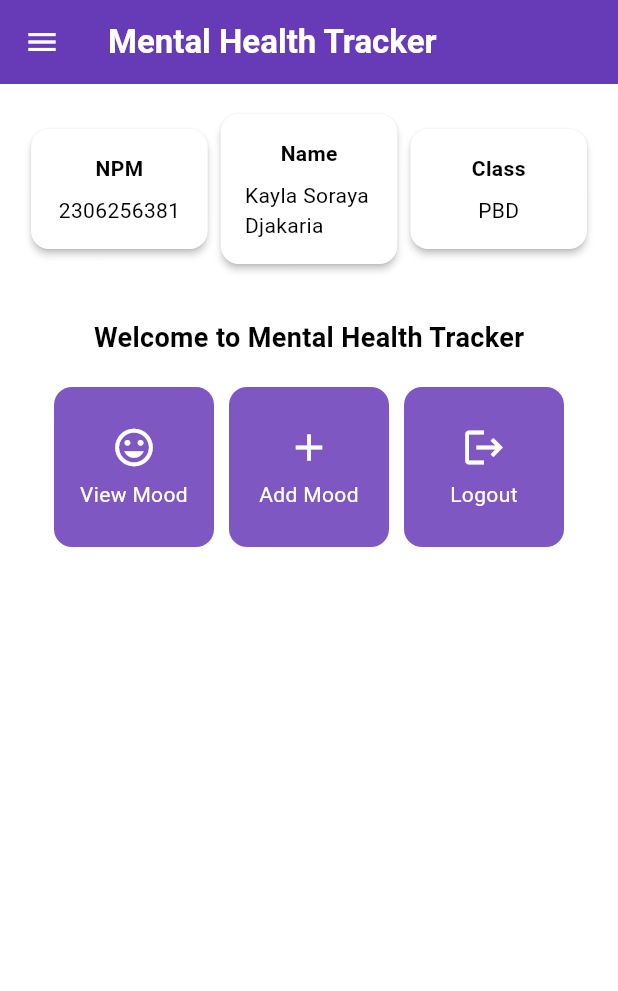
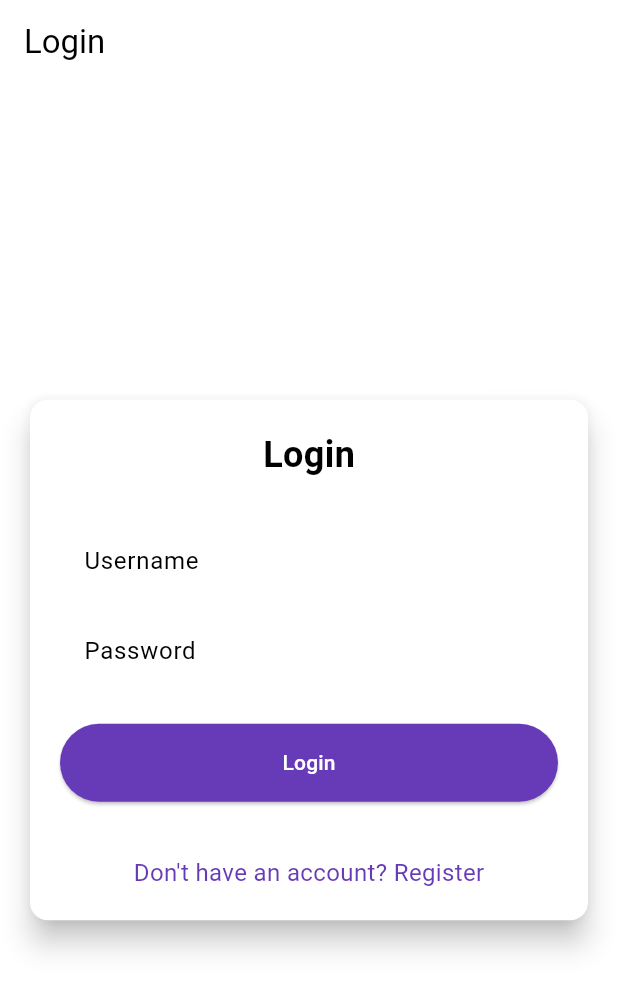
Before and after one commit to luticakep/mental-health-tracker-mobile, a Flutter app: the screen it shows after launch, on a phone screen of 412 x 824 dp. Shown: the top 991 px of the screen. Run offline on Flutter 3.47's test engine with Material 3 defaults, Android fonts, the phone set to English and light mode, and no system bars; missing offline and left inert: pbp_django_auth.

Commit message:
SELESAAI TUTORIAL 8

```diff
--- a/lib/main.dart
+++ b/lib/main.dart
@@ -1,5 +1,7 @@
+import 'package:mental_health_tracker/screens/login.dart';
+import 'package:pbp_django_auth/pbp_django_auth.dart';
 import 'package:flutter/material.dart';
-import 'package:mental_health_tracker/screens/menu.dart';
+import 'package:provider/provider.dart';
 
 void main() {
   runApp(const MyApp());
@@ -8,33 +10,23 @@ void main() {
 class MyApp extends StatelessWidget {
   const MyApp({super.key});
 
-  // This widget is the root of your application.
   @override
   Widget build(BuildContext context) {
-    return MaterialApp(
-      title: 'Flutter Demo',
-      theme: ThemeData(
-        // This is the theme of your application.
-        //
-        // TRY THIS: Try running your application with "flutter run". You'll see
-        // the application has a purple toolbar. Then, without quitting the app,
-        // try changing the seedColor in the colorScheme below to Colors.green
-        // and then invoke "hot reload" (save your changes or press the "hot
-        // reload" button in a Flutter-supported IDE, or press "r" if you used
-        // the command line to start the app).
-        //
-        // Notice that the counter didn't reset back to zero; the application
-        // state is not lost during the reload. To reset the state, use hot
-        // restart instead.
-        //
-        // This works for code too, not just values: Most code changes can be
-        // tested with just a hot reload.
-        colorScheme: ColorScheme.fromSwatch(
-          primarySwatch: Colors.deepPurple,
-        ).copyWith(secondary: Colors.deepPurple[400]),
-        useMaterial3: true,
+    return Provider(
+      create: (_) {
+        CookieRequest request = CookieRequest();
+        return request;
+      },
+      child: MaterialApp(
+        title: 'Mental Health Tracker',
+        theme: ThemeData(
+          useMaterial3: true,
+          colorScheme: ColorScheme.fromSwatch(
+            primarySwatch: Colors.deepPurple,
+          ).copyWith(secondary: Colors.deepPurple[400]),
+        ),
+        home: const LoginPage(),
       ),
-      home: MyHomePage(),
     );
   }
 }
--- /dev/null
+++ b/lib/screens/login.dart
@@ -0,0 +1,177 @@
+import 'package:mental_health_tracker/screens/menu.dart';
+import 'package:flutter/material.dart';
+import 'package:mental_health_tracker/screens/register.dart';
+import 'package:pbp_django_auth/pbp_django_auth.dart';
+import 'package:provider/provider.dart';
+
+void main() {
+  runApp(const LoginApp());
+}
+
+class LoginApp extends StatelessWidget {
+  const LoginApp({super.key});
+
+  @override
+  Widget build(BuildContext context) {
+    return MaterialApp(
+      title: 'Login',
+      theme: ThemeData(
+        useMaterial3: true,
+        colorScheme: ColorScheme.fromSwatch(
+          primarySwatch: Colors.deepPurple,
+        ).copyWith(secondary: Colors.deepPurple[400]),
+      ),
+      home: const LoginPage(),
+    );
+  }
+}
+
+class LoginPage extends StatefulWidget {
+  const LoginPage({super.key});
+
+  @override
+  State<LoginPage> createState() => _LoginPageState();
+}
+
+class _LoginPageState extends State<LoginPage> {
+  final TextEditingController _usernameController = TextEditingController();
+  final TextEditingController _passwordController = TextEditingController();
+
+  @override
+  Widget build(BuildContext context) {
+    final request = context.watch<CookieRequest>();
+
+    return Scaffold(
+      appBar: AppBar(
+        title: const Text('Login'),
+      ),
+      body: Center(
+        child: SingleChildScrollView(
+          padding: const EdgeInsets.all(16.0),
+          child: Card(
+            elevation: 8,
+            shape: RoundedRectangleBorder(
+              borderRadius: BorderRadius.circular(12.0),
+            ),
+            child: Padding(
+              padding: const EdgeInsets.all(20.0),
+              child: Column(
+                mainAxisSize: MainAxisSize.min,
+                children: [
+                  const Text(
+                    'Login',
+                    style: TextStyle(
+                      fontSize: 24.0,
+                      fontWeight: FontWeight.bold,
+                    ),
+                  ),
+                  const SizedBox(height: 30.0),
+                  TextField(
+                    controller: _usernameController,
+                    decoration: const InputDecoration(
+                      labelText: 'Username',
+                      hintText: 'Enter your username',
+                      border: OutlineInputBorder(
+                        borderRadius: BorderRadius.all(Radius.circular(12.0)),
+                      ),
+                      contentPadding:
+                          EdgeInsets.symmetric(horizontal: 12.0, vertical: 8.0),
+                    ),
+                  ),
+                  const SizedBox(height: 12.0),
+                  TextField(
+                    controller: _passwordController,
+                    decoration: const InputDecoration(
+                      labelText: 'Password',
+                      hintText: 'Enter your password',
+                      border: OutlineInputBorder(
+                        borderRadius: BorderRadius.all(Radius.circular(12.0)),
+                      ),
+                      contentPadding:
+                          EdgeInsets.symmetric(horizontal: 12.0, vertical: 8.0),
+                    ),
+                    obscureText: true,
+                  ),
+                  const SizedBox(height: 24.0),
+                  ElevatedButton(
+                    onPressed: () async {
+                      String username = _usernameController.text;
+                      String password = _passwordController.text;
+
+                      final response = await request
+                          .login("http://localhost:8000/auth/login/", {
+                        'username': username,
+                        'password': password,
+                      });
+
+                      if (request.loggedIn) {
+                        String message = response['message'];
+                        String uname = response['username'];
+                        if (context.mounted) {
+                          Navigator.pushReplacement(
+                            context,
+                            MaterialPageRoute(
+                                builder: (context) => MyHomePage()),
+                          );
+                          ScaffoldMessenger.of(context)
+                            ..hideCurrentSnackBar()
+                            ..showSnackBar(
+                              SnackBar(
+                                  content:
+                                      Text("$message Welcome, $uname.")),
+                            );
+                        }
+                      } else {
+                        if (context.mounted) {
+                          showDialog(
+                            context: context,
+                            builder: (context) => AlertDialog(
+                              title: const Text('Login Failed'),
+                              content: Text(response['message']),
+                              actions: [
+                                TextButton(
+                                  child: const Text('OK'),
+                                  onPressed: () {
+                                    Navigator.pop(context);
+                                  },
+                                ),
+                              ],
+                            ),
+                          );
+                        }
+                      }
+                    },
+                    style: ElevatedButton.styleFrom(
+                      foregroundColor: Colors.white,
+                      minimumSize: const Size(double.infinity, 50),
+                      backgroundColor: Theme.of(context).colorScheme.primary,
+                      padding: const EdgeInsets.symmetric(vertical: 16.0),
+                    ),
+                    child: const Text('Login'),
+                  ),
+                  const SizedBox(height: 36.0),
+                  GestureDetector(
+                    onTap: () {
+                      Navigator.push(
+                        context,
+                        MaterialPageRoute(
+                            builder: (context) => const RegisterPage()),
+                      );
+                    },
+                    child: Text(
+                      'Don\'t have an account? Register',
+                      style: TextStyle(
+                        color: Theme.of(context).colorScheme.primary,
+                        fontSize: 16.0,
+                      ),
+                    ),
+                  ),
+                ],
+              ),
+            ),
+          ),
+        ),
+      ),
+    );
+  }
+}
--- a/pubspec.yaml
+++ b/pubspec.yaml
@@ -35,6 +35,9 @@ dependencies:
   # The following adds the Cupertino Icons font to your application.
   # Use with the CupertinoIcons class for iOS style icons.
   cupertino_icons: ^1.0.8
+  provider: ^6.1.2
+  pbp_django_auth: ^0.4.0
+  http: ^1.2.2
 
 dev_dependencies:
   flutter_test:
```
Also changed, not shown: lib/models/mood_entry.dart (added, +65 -0 lines), lib/screens/list_moodentry.dart (added, +88 -0 lines), lib/screens/moodentry_form.dart (+41 -28 lines), lib/screens/register.dart (added, +162 -0 lines), lib/widgets/left_drawer.dart (+13 -1 lines), lib/widgets/mood_card.dart (+35 -1 lines), pubspec.lock, 2 other files.
